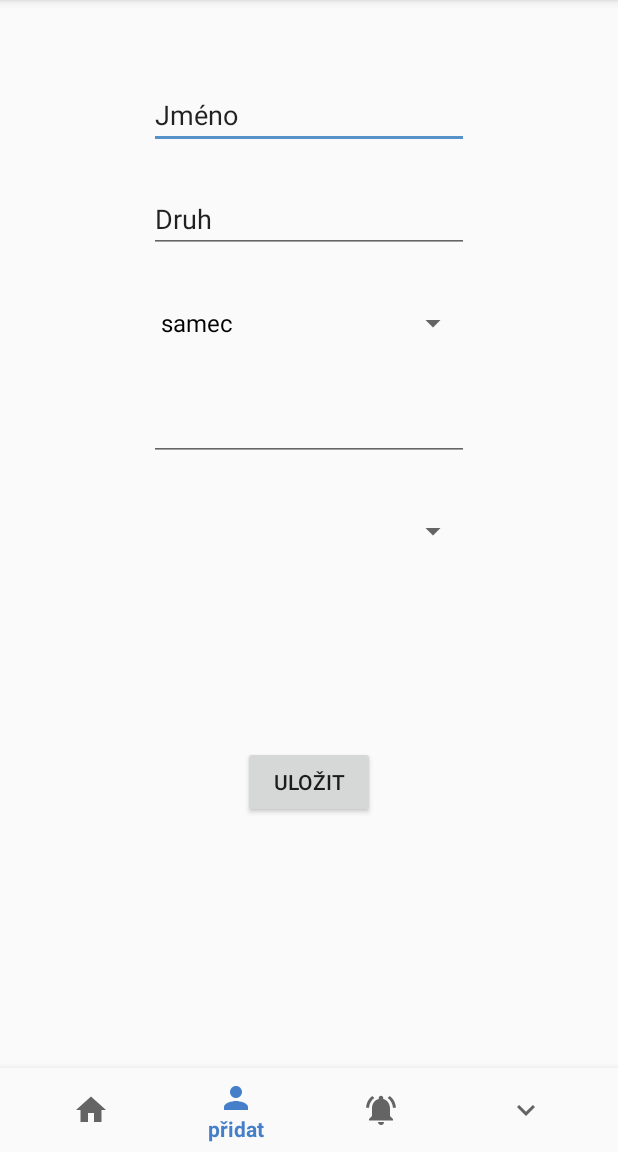
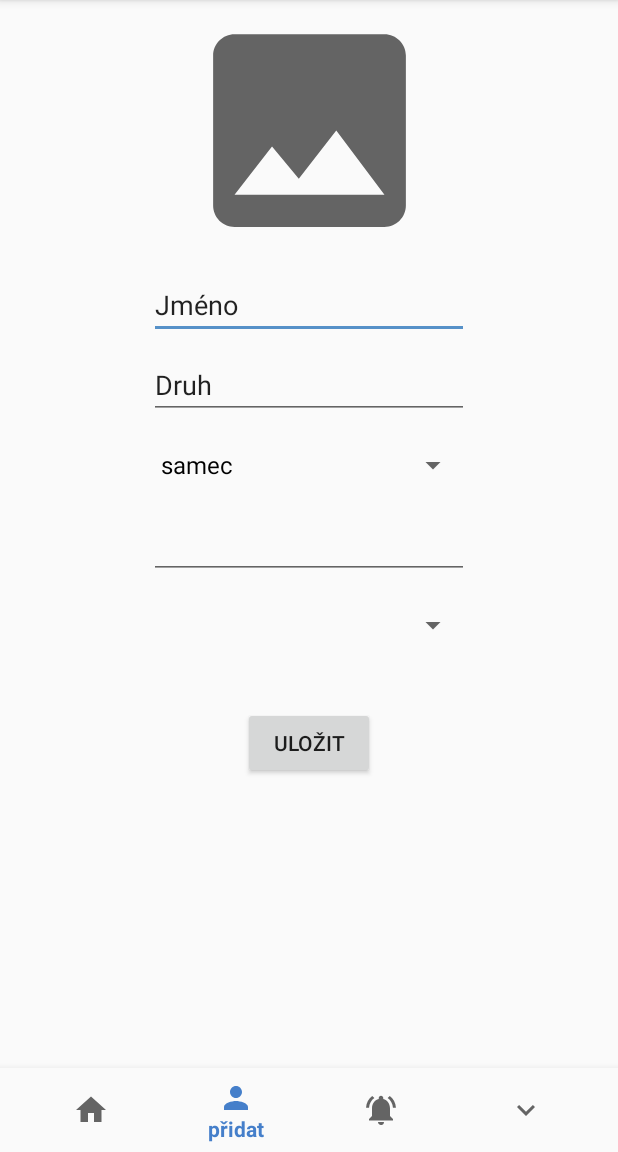
Before and after one commit to eik0021/Serpensortia, an Android app: the AddAnimalActivity screen opened directly, with no data from a screen before it, on a phone screen of 412 x 824 dp, the part 84-1236 px from its top. Run offline under Robolectric (Android 15) with nearby library versions, the phone set to English and light mode, and no system bars; libraries missing offline, so code that uses them is left out: com.activeandroid, com.activeandroid.annotation, com.activeandroid.query, com.orm; 2 statements that could not run were skipped.

Commit message:
setup selecting animal image

```diff
--- a/app/src/main/java/com/example/serpensortia/AddAnimalActivity.java
+++ b/app/src/main/java/com/example/serpensortia/AddAnimalActivity.java
@@ -9,6 +9,7 @@ import android.widget.AdapterView;
 import android.widget.ArrayAdapter;
 import android.widget.Button;
 import android.widget.EditText;
+import android.widget.ImageView;
 import android.widget.Spinner;
 import android.widget.Toast;
 
@@ -26,6 +27,7 @@ import java.util.List;
 public class AddAnimalActivity extends BaseActivity {
     private EditText editTextName, editTextSpecies, editTextBirthDate;
     private Spinner spinnerSexType, spinnerGroup;
+    private ImageView imageView;
 
     private Reptile reptile;
 
@@ -41,6 +43,8 @@ public class AddAnimalActivity extends BaseActivity {
 
         spinnerSexType = findViewById(R.id.spinnerSexType);
         spinnerGroup = findViewById(R.id.spinnerGroup);
+
+        imageView = findViewById(R.id.imageView);
 
         List<Group> groups = Group.getAllGroups();
 
@@ -66,6 +70,18 @@ public class AddAnimalActivity extends BaseActivity {
                 Log.d("onSelected", "onItemSelected: " + parent.getItemAtPosition(position).toString());
                 reptile.group = Group.findByName(parent.getItemAtPosition(position).toString());
 
+            }
+
+            @Override
+            public void onNothingSelected(AdapterView<?> parent) {
+
+            }
+        });
+
+        spinnerSexType.setOnItemSelectedListener(new AdapterView.OnItemSelectedListener() {
+            @Override
+            public void onItemSelected(AdapterView<?> parent, View view, int position, long id) {
+                reptile.sexType = parent.getItemAtPosition(position).toString();
             }
 
             @Override
--- /dev/null
+++ b/app/src/main/res/drawable/ic_baseline_image_24.xml
@@ -0,0 +1,10 @@
+<vector xmlns:android="http://schemas.android.com/apk/res/android"
+    android:width="24dp"
+    android:height="24dp"
+    android:viewportWidth="24"
+    android:viewportHeight="24"
+    android:tint="?attr/colorControlNormal">
+  <path
+      android:fillColor="@android:color/white"
+      android:pathData="M21,19V5c0,-1.1 -0.9,-2 -2,-2H5c-1.1,0 -2,0.9 -2,2v14c0,1.1 0.9,2 2,2h14c1.1,0 2,-0.9 2,-2zM8.5,13.5l2.5,3.01L14.5,12l4.5,6H5l3.5,-4.5z"/>
+</vector>
--- a/app/src/main/res/layout/activity_add_animal.xml
+++ b/app/src/main/res/layout/activity_add_animal.xml
@@ -6,23 +6,32 @@
     android:layout_height="match_parent"
     tools:context=".AddAnimalActivity">
 
+    <Spinner
+        android:id="@+id/spinnerSexType"
+        android:layout_width="213dp"
+        android:layout_height="45dp"
+        android:layout_marginTop="8dp"
+        app:layout_constraintEnd_toEndOf="parent"
+        app:layout_constraintStart_toStartOf="parent"
+        app:layout_constraintTop_toBottomOf="@+id/editTextSpecies" />
+
     <EditText
         android:id="@+id/editTextName"
         android:layout_width="wrap_content"
         android:layout_height="wrap_content"
-        android:layout_marginTop="54dp"
+        android:layout_marginTop="8dp"
         android:ems="10"
         android:inputType="textPersonName"
         android:text="Jméno"
         app:layout_constraintEnd_toEndOf="parent"
         app:layout_constraintStart_toStartOf="parent"
-        app:layout_constraintTop_toTopOf="parent" />
+        app:layout_constraintTop_toBottomOf="@+id/imageView" />
 
     <EditText
         android:id="@+id/editTextSpecies"
         android:layout_width="wrap_content"
         android:layout_height="wrap_content"
-        android:layout_marginTop="24dp"
+        android:layout_marginTop="8dp"
         android:ems="10"
         android:inputType="textPersonName"
         android:text="Druh"
@@ -30,44 +39,43 @@
         app:layout_constraintStart_toStartOf="parent"
         app:layout_constraintTop_toBottomOf="@+id/editTextName" />
 
-    <Spinner
-        android:id="@+id/spinnerSexType"
-        android:layout_width="213dp"
-        android:layout_height="45dp"
-        android:layout_marginTop="24dp"
+    <ImageView
+        android:id="@+id/imageView"
+        android:layout_width="347dp"
+        android:layout_height="171dp"
+        android:layout_marginTop="1dp"
         app:layout_constraintEnd_toEndOf="parent"
         app:layout_constraintStart_toStartOf="parent"
-        app:layout_constraintTop_toBottomOf="@+id/editTextSpecies" />
+        app:layout_constraintTop_toTopOf="parent"
+        app:srcCompat="@drawable/ic_baseline_image_24" />
 
-    <Spinner
-        android:id="@+id/spinnerGroup"
-        android:layout_width="213dp"
-        android:layout_height="45dp"
-        android:layout_marginTop="24dp"
+    <Button
+        android:id="@+id/buttonSave"
+        android:layout_width="wrap_content"
+        android:layout_height="wrap_content"
+        android:layout_marginTop="32dp"
+        android:onClick="saveAnimal"
+        android:text="Uložit"
         app:layout_constraintEnd_toEndOf="parent"
         app:layout_constraintStart_toStartOf="parent"
-        app:layout_constraintTop_toBottomOf="@+id/editTextBirthDate" />
+        app:layout_constraintTop_toBottomOf="@+id/spinnerGroup" />
 
     <EditText
         android:id="@+id/editTextBirthDate"
         android:layout_width="wrap_content"
         android:layout_height="wrap_content"
-        android:layout_marginTop="24dp"
+        android:layout_marginTop="8dp"
         android:ems="10"
         android:inputType="date"
         app:layout_constraintEnd_toEndOf="parent"
         app:layout_constraintStart_toStartOf="parent"
         app:layout_constraintTop_toBottomOf="@+id/spinnerSexType" />
 
-    <Button
-        android:id="@+id/buttonSave"
-        android:layout_width="wrap_content"
-        android:layout_height="wrap_content"
-        android:layout_marginStart="162dp"
-        android:layout_marginTop="190dp"
-        android:layout_marginEnd="162dp"
-        android:onClick="saveAnimal"
-        android:text="Uložit"
+    <Spinner
+        android:id="@+id/spinnerGroup"
+        android:layout_width="213dp"
+        android:layout_height="45dp"
+        android:layout_marginTop="8dp"
         app:layout_constraintEnd_toEndOf="parent"
         app:layout_constraintStart_toStartOf="parent"
         app:layout_constraintTop_toBottomOf="@+id/editTextBirthDate" />
```
